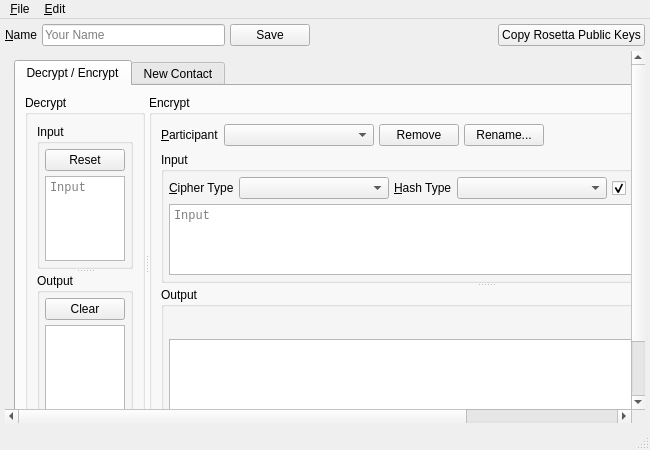
Before: the Qt Designer form branches/trunk/UI/spot-on-rosetta.ui in textbrowser/spot-on, drawn with Qt 5.
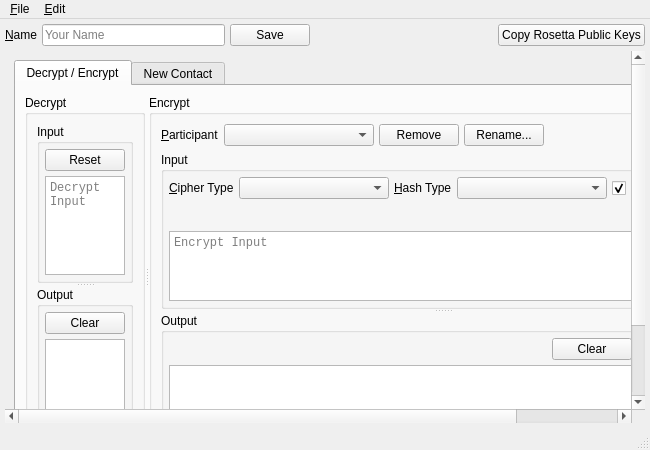
After: the same form once the commit is applied. Icons and pictures are not drawn.

```diff
--- a/branches/trunk/UI/spot-on-rosetta.ui
+++ b/branches/trunk/UI/spot-on-rosetta.ui
@@ -98,8 +98,8 @@
         <rect>
          <x>0</x>
          <y>0</y>
-         <width>945</width>
-         <height>459</height>
+         <width>888</width>
+         <height>562</height>
         </rect>
        </property>
        <layout class="QVBoxLayout" name="verticalLayout_5">
@@ -186,7 +186,7 @@
                        <bool>true</bool>
                       </property>
                       <property name="placeholderText">
-                       <string>Input</string>
+                       <string>Decrypt Input</string>
                       </property>
                      </widget>
                     </item>
@@ -418,6 +418,23 @@
                         </property>
                        </spacer>
                       </item>
+                     </layout>
+                    </item>
+                    <item>
+                     <layout class="QHBoxLayout" name="horizontalLayout">
+                      <item>
+                       <spacer name="horizontalSpacer">
+                        <property name="orientation">
+                         <enum>Qt::Horizontal</enum>
+                        </property>
+                        <property name="sizeHint" stdset="0">
+                         <size>
+                          <width>40</width>
+                          <height>20</height>
+                         </size>
+                        </property>
+                       </spacer>
+                      </item>
                       <item>
                        <widget class="QPushButton" name="clearInput">
                         <property name="text">
@@ -438,7 +455,7 @@
                        <bool>true</bool>
                       </property>
                       <property name="placeholderText">
-                       <string>Input</string>
+                       <string>Encrypt Input</string>
                       </property>
                      </widget>
                     </item>
@@ -489,6 +506,13 @@
                         </property>
                        </widget>
                       </item>
+                      <item>
+                       <widget class="QPushButton" name="copyEncrypt">
+                        <property name="text">
+                         <string>Copy</string>
+                        </property>
+                       </widget>
+                      </item>
                      </layout>
                     </item>
                     <item>
@@ -539,13 +563,6 @@
                 </property>
                </widget>
               </item>
-              <item>
-               <widget class="QPushButton" name="copyConverted">
-                <property name="text">
-                 <string>Copy</string>
-                </property>
-               </widget>
-              </item>
              </layout>
             </item>
            </layout>
@@ -633,7 +650,7 @@
      <x>0</x>
      <y>0</y>
      <width>650</width>
-     <height>22</height>
+     <height>30</height>
     </rect>
    </property>
    <widget class="QMenu" name="menu_File">
```
Left out of the diff: 2 changed lines with no effect on the pictures.
